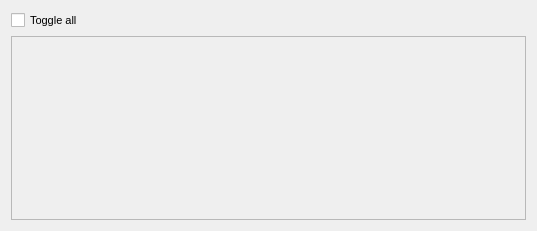
Capsize-Games/airunner, file src/airunner/widgets/model_manager/templates/default.ui: the form before one commit.
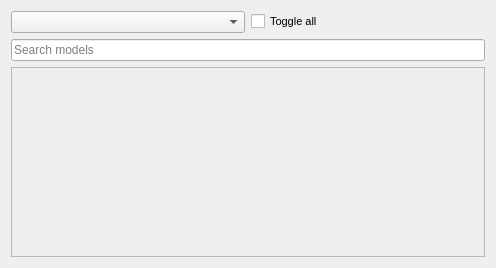
The form after the commit.

Commit message: moves model manager to center panel

What changed in the file:
```diff
--- a/src/airunner/widgets/model_manager/templates/default.ui
+++ b/src/airunner/widgets/model_manager/templates/default.ui
@@ -6,15 +6,15 @@
    <rect>
     <x>0</x>
     <y>0</y>
-    <width>537</width>
-    <height>231</height>
+    <width>496</width>
+    <height>268</height>
    </rect>
   </property>
   <property name="windowTitle">
    <string>Form</string>
   </property>
   <layout class="QGridLayout" name="gridLayout">
-   <item row="1" column="0">
+   <item row="3" column="0">
     <widget class="QScrollArea" name="default_scroll_area">
      <property name="widgetResizable">
       <bool>true</bool>
@@ -24,23 +24,37 @@
        <rect>
         <x>0</x>
         <y>0</y>
-        <width>517</width>
-        <height>186</height>
+        <width>476</width>
+        <height>184</height>
        </rect>
       </property>
       <layout class="QVBoxLayout" name="verticalLayout"/>
      </widget>
     </widget>
    </item>
-   <item row="0" column="0">
-    <widget class="QCheckBox" name="toggle_all">
-     <property name="font">
-      <font>
-       <pointsize>8</pointsize>
-      </font>
-     </property>
-     <property name="text">
-      <string>Toggle all</string>
+   <item row="1" column="0">
+    <layout class="QHBoxLayout" name="horizontalLayout">
+     <item>
+      <widget class="QComboBox" name="comboBox"/>
+     </item>
+     <item>
+      <widget class="QCheckBox" name="toggle_all">
+       <property name="font">
+        <font>
+         <pointsize>8</pointsize>
+        </font>
+       </property>
+       <property name="text">
+        <string>Toggle all</string>
+       </property>
+      </widget>
+     </item>
+    </layout>
+   </item>
+   <item row="2" column="0">
+    <widget class="QLineEdit" name="lineEdit">
+     <property name="placeholderText">
+      <string>Search models</string>
      </property>
     </widget>
    </item>
```
Left out of the diff: 56 changed lines with no effect on the pictures. The commit also changes 12 other files.
